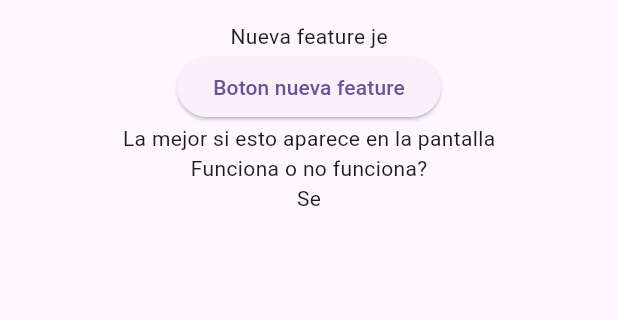
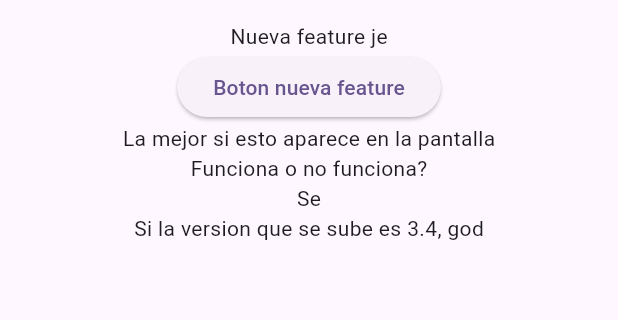
Before and after one commit to pedrocarvi/flutter-codemagic, a Flutter app: the screen it shows after launch, on a phone screen of 412 x 824 dp, the part 63-383 px from its top. Run offline on Flutter 3.47's test engine with Material 3 defaults, Android fonts, the light colour scheme and no system bars.

Commit message:
probando si funciono realmente

```diff
--- a/lib/main.dart
+++ b/lib/main.dart
@@ -29,6 +29,7 @@
             Center(child: Text("La mejor si esto aparece en la pantalla")),
             Center(child: Text("Funciona o no funciona?")),
             Center(child: Text("Se")),
+            Center(child: Text("Si la version que se sube es 3.4, god")),
           ],
         ),
       ),
```
